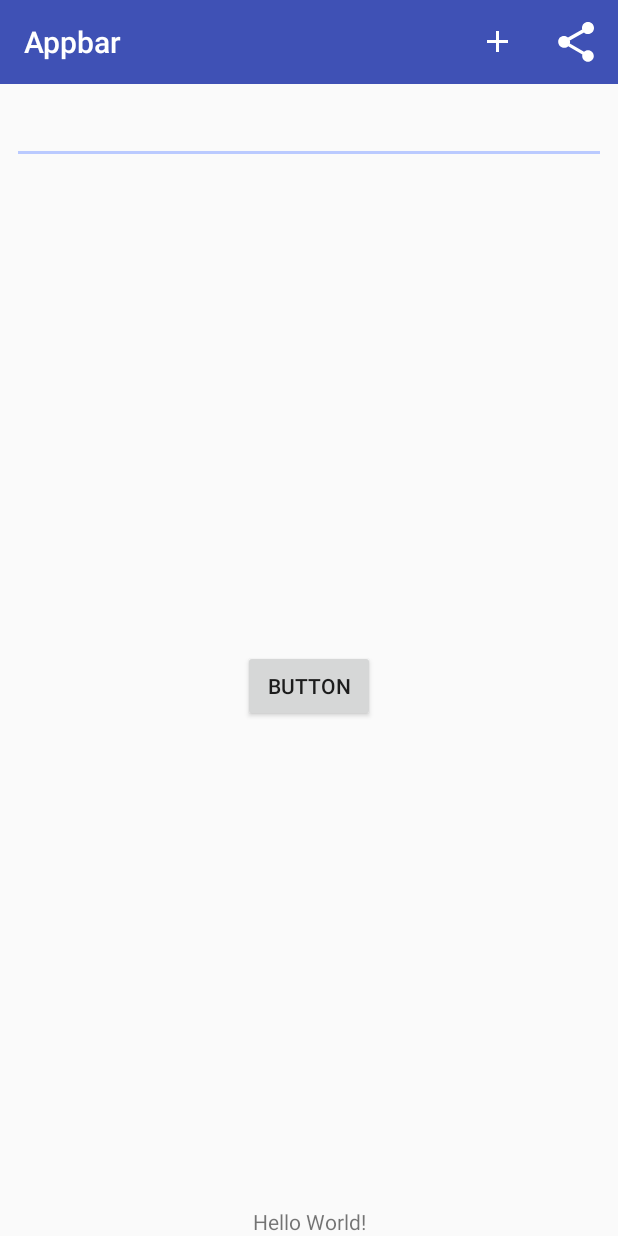
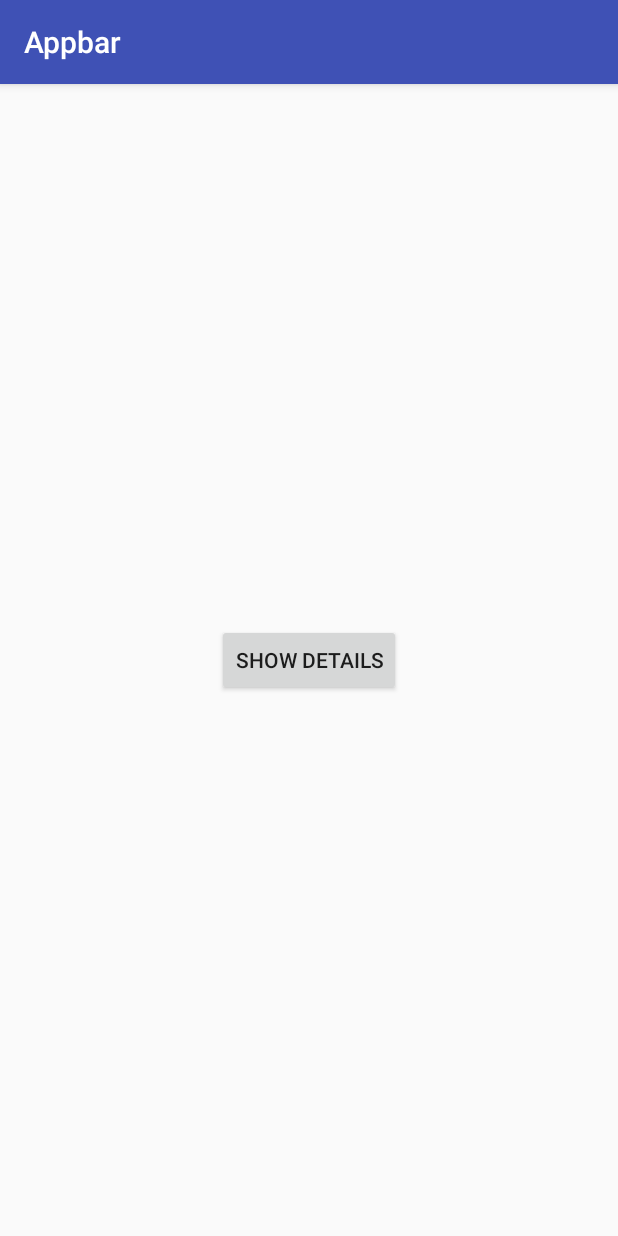
Before and after one commit to sabbiu/learn-android, an Android app: the screen it shows after launch (MainActivity), on a phone screen of 412 x 824 dp. Run offline under Robolectric (Android 15) with nearby library versions, the phone set to English and light mode, and no system bars.

Commit message:
Fragment detail activity created

```diff
--- a/app/build.gradle
+++ b/app/build.gradle
@@ -26,5 +26,6 @@ dependencies {
     })
     compile 'com.android.support:appcompat-v7:25.3.1'
     compile 'com.android.support.constraint:constraint-layout:1.0.2'
+    compile 'com.android.support:support-v4:25.3.1'
     testCompile 'junit:junit:4.12'
 }
--- a/app/src/main/java/com/example/appbar/MainActivity.java
+++ b/app/src/main/java/com/example/appbar/MainActivity.java
@@ -1,56 +1,25 @@
 package com.example.appbar;
 
 import android.content.Intent;
-import android.support.v4.view.MenuItemCompat;
 import android.support.v7.app.AppCompatActivity;
 import android.os.Bundle;
-import android.support.v7.widget.ShareActionProvider;
-import android.support.v7.widget.Toolbar;
-import android.view.Menu;
-import android.view.MenuItem;
+import android.view.View;
 
 public class MainActivity extends AppCompatActivity {
-
-    private ShareActionProvider shareActionProvider;
 
     @Override
     protected void onCreate(Bundle savedInstanceState) {
         super.onCreate(savedInstanceState);
         setContentView(R.layout.activity_main);
 
-        Toolbar toolbar = (Toolbar) findViewById(R.id.toolbar);
-        setSupportActionBar(toolbar);
     }
 
-    @Override
-    public boolean onCreateOptionsMenu(Menu menu) {
-
-        getMenuInflater().inflate(R.menu.menu_main, menu);
-        MenuItem menuItem = menu.findItem(R.id.action_share);
-        shareActionProvider = (ShareActionProvider) MenuItemCompat.getActionProvider(menuItem);
-        setShareActionIntent("Want to join me for Pizza!");
-        return super.onCreateOptionsMenu(menu);
+    public void onButtonClicked(View view) {
+        Intent intent = new Intent(this, DetailActivity.class);
+        startActivity(intent);
     }
 
-    private void setShareActionIntent(String text) {
-        Intent intent = new Intent(Intent.ACTION_SEND);
-        intent.setType("text/plain");
-        intent.putExtra(Intent.EXTRA_TEXT, text);
-        shareActionProvider.setShareIntent(intent);
-    }
 
-    @Override
-    public boolean onOptionsItemSelected(MenuItem item) {
 
-        switch (item.getItemId()) {
-            case R.id.action_create_order:
 
-                Intent intent = new Intent(this, OrderActivity.class);
-                startActivity(intent);
-                return true;
-
-            default:
-                return super.onOptionsItemSelected(item);
-        }
-    }
 }
--- a/app/src/main/res/layout/activity_main.xml
+++ b/app/src/main/res/layout/activity_main.xml
@@ -6,51 +6,21 @@
     android:layout_height="match_parent"
     tools:context="com.example.appbar.MainActivity">
 
-    <include
-        layout="@layout/toolbar_main"
-        android:id="@+id/toolbar" />
-
-    <TextView
-        android:layout_width="wrap_content"
-        android:layout_height="wrap_content"
-        android:text="Hello World!"
-        app:layout_constraintBottom_toBottomOf="parent"
-        app:layout_constraintLeft_toLeftOf="parent"
-        app:layout_constraintRight_toRightOf="parent"
-        android:id="@+id/textView"
-        android:layout_marginStart="8dp"
-        android:layout_marginEnd="8dp" />
-
     <Button
         android:id="@+id/button"
         android:layout_width="wrap_content"
         android:layout_height="wrap_content"
-        android:text="Button"
-        android:layout_marginBottom="8dp"
-        app:layout_constraintBottom_toTopOf="@+id/textView"
+        android:text="@string/details_button"
+        android:onClick="onButtonClicked"
         android:layout_marginLeft="8dp"
         app:layout_constraintLeft_toLeftOf="parent"
         android:layout_marginRight="8dp"
         app:layout_constraintRight_toRightOf="parent"
         android:layout_marginStart="8dp"
         android:layout_marginEnd="8dp"
+        app:layout_constraintTop_toTopOf="parent"
         android:layout_marginTop="8dp"
-        app:layout_constraintTop_toBottomOf="@+id/editText" />
-
-    <EditText
-        android:id="@+id/editText"
-        android:layout_width="0dp"
-        android:layout_height="wrap_content"
-        android:layout_marginEnd="8dp"
-        android:layout_marginLeft="8dp"
-        android:layout_marginRight="8dp"
-        android:layout_marginStart="8dp"
-        android:layout_marginTop="8dp"
-        android:ems="10"
-        android:inputType="textMultiLine"
-        app:layout_constraintHorizontal_bias="0.48"
-        app:layout_constraintLeft_toLeftOf="parent"
-        app:layout_constraintRight_toRightOf="parent"
-        app:layout_constraintTop_toBottomOf="@+id/toolbar" />
+        app:layout_constraintBottom_toBottomOf="parent"
+        android:layout_marginBottom="8dp" />
 
 </android.support.constraint.ConstraintLayout>
--- a/app/src/main/res/layout/toolbar_main.xml
+++ /dev/null
@@ -1,7 +0,0 @@
-<?xml version="1.0" encoding="utf-8"?>
-<android.support.v7.widget.Toolbar
-    xmlns:android="http://schemas.android.com/apk/res/android"
-    android:layout_width="match_parent"
-    android:layout_height="?attr/actionBarSize"
-    android:background="?attr/colorPrimary"
-    android:theme="@style/ThemeOverlay.AppCompat.Dark.ActionBar"/>
--- a/app/src/main/res/menu/menu_main.xml
+++ /dev/null
@@ -1,17 +0,0 @@
-<?xml version="1.0" encoding="utf-8"?>
-<menu xmlns:android="http://schemas.android.com/apk/res/android"
-    xmlns:app="http://schemas.android.com/apk/res-auto">
-
-    <item android:id="@+id/action_create_order"
-        android:title="@string/create_order_title"
-        android:icon="@drawable/ic_add_white_24dp"
-        android:orderInCategory="1"
-        app:showAsAction="ifRoom" />
-
-    <item android:id="@+id/action_share"
-        android:title="@string/action_share"
-        android:orderInCategory="2"
-        app:showAsAction="ifRoom"
-        app:actionProviderClass="android.support.v7.widget.ShareActionProvider" />
-
-</menu>
--- a/app/src/main/res/values/strings.xml
+++ b/app/src/main/res/values/strings.xml
@@ -1,6 +1,7 @@
 <resources>
     <string name="app_name">Appbar</string>
-    <string name="create_order">Create Order</string>
-    <string name="create_order_title">Create Order</string>
-    <string name="action_share">Share</string>
+    <string name="details_button">Show Details</string>
+    <string name="workout_title">Title</string>
+    <string name="workout_description">Description</string>
+
 </resources>
--- a/app/src/main/res/values/styles.xml
+++ b/app/src/main/res/values/styles.xml
@@ -1,7 +1,7 @@
 <resources>
 
     <!-- Base application theme. -->
-    <style name="AppTheme" parent="Theme.AppCompat.Light.NoActionBar">
+    <style name="AppTheme" parent="Theme.AppCompat.Light.DarkActionBar">
         <!-- Customize your theme here. -->
         <item name="colorPrimary">@color/colorPrimary</item>
         <item name="colorPrimaryDark">@color/colorPrimaryDark</item>
```
Also changed, not shown: app/src/main/AndroidManifest.xml (+1 -9 lines), app/src/main/java/com/example/appbar/OrderActivity.java (deleted, +0 -22 lines), app/src/main/java/com/example/appbar/Workout.java (added, +36 -0 lines), app/src/main/java/com/example/appbar/WorkoutDetailFragment.java (added, +51 -0 lines), app/src/main/res/layout/activity_order.xml (deleted, +0 -14 lines), app/src/main/res/layout/fragment_workout_detail.xml (added, +18 -0 lines).
